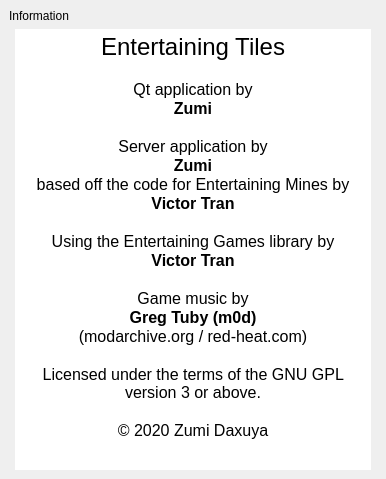
Qt form client/screens/main/mainscreen.ui (ZoomTen/entertaining-tiles) before a commit.
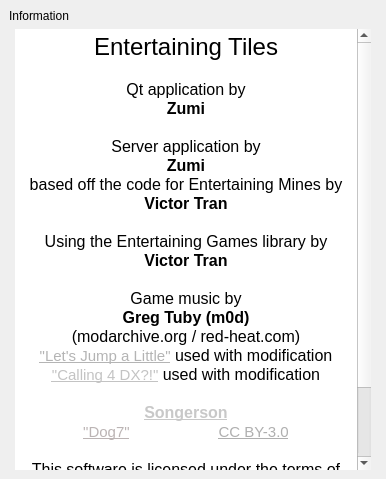
The same form after that commit. The open tabs and pages were chosen to show the change. Custom widgets are drawn as their Qt base class.

What changed in the file:
```diff
--- a/client/screens/main/mainscreen.ui
+++ b/client/screens/main/mainscreen.ui
@@ -368,26 +368,38 @@
 &lt;html&gt;&lt;head&gt;&lt;meta name=&quot;qrichtext&quot; content=&quot;1&quot; /&gt;&lt;style type=&quot;text/css&quot;&gt;
 p, li { white-space: pre-wrap; }
 &lt;/style&gt;&lt;/head&gt;&lt;body style=&quot; font-family:'Arial'; font-size:11pt; font-weight:400; font-style:normal;&quot;&gt;
-&lt;p align=&quot;center&quot; style=&quot; margin-top:0px; margin-bottom:0px; margin-left:0px; margin-right:0px; -qt-block-indent:0; text-indent:0px;&quot;&gt;&lt;span style=&quot; font-size:18pt;&quot;&gt;Entertaining Tiles&lt;/span&gt;&lt;/p&gt;
-&lt;p align=&quot;center&quot; style=&quot;-qt-paragraph-type:empty; margin-top:0px; margin-bottom:0px; margin-left:0px; margin-right:0px; -qt-block-indent:0; text-indent:0px; font-size:12pt;&quot;&gt;&lt;br /&gt;&lt;/p&gt;
-&lt;p align=&quot;center&quot; style=&quot; margin-top:0px; margin-bottom:0px; margin-left:0px; margin-right:0px; -qt-block-indent:0; text-indent:0px;&quot;&gt;&lt;span style=&quot; font-size:12pt;&quot;&gt;Qt application by&lt;/span&gt;&lt;/p&gt;
-&lt;p align=&quot;center&quot; style=&quot; margin-top:0px; margin-bottom:0px; margin-left:0px; margin-right:0px; -qt-block-indent:0; text-indent:0px;&quot;&gt;&lt;span style=&quot; font-size:12pt; font-weight:600;&quot;&gt;Zumi&lt;/span&gt;&lt;/p&gt;
-&lt;p align=&quot;center&quot; style=&quot;-qt-paragraph-type:empty; margin-top:0px; margin-bottom:0px; margin-left:0px; margin-right:0px; -qt-block-indent:0; text-indent:0px; font-size:12pt; font-weight:600;&quot;&gt;&lt;br /&gt;&lt;/p&gt;
-&lt;p align=&quot;center&quot; style=&quot; margin-top:0px; margin-bottom:0px; margin-left:0px; margin-right:0px; -qt-block-indent:0; text-indent:0px;&quot;&gt;&lt;span style=&quot; font-size:12pt;&quot;&gt;Server application by&lt;/span&gt;&lt;/p&gt;
-&lt;p align=&quot;center&quot; style=&quot; margin-top:0px; margin-bottom:0px; margin-left:0px; margin-right:0px; -qt-block-indent:0; text-indent:0px;&quot;&gt;&lt;span style=&quot; font-size:12pt; font-weight:600;&quot;&gt;Zumi&lt;/span&gt;&lt;/p&gt;
-&lt;p align=&quot;center&quot; style=&quot; margin-top:0px; margin-bottom:0px; margin-left:0px; margin-right:0px; -qt-block-indent:0; text-indent:0px;&quot;&gt;&lt;span style=&quot; font-size:12pt;&quot;&gt;based off the code for Entertaining Mines by&lt;/span&gt;&lt;/p&gt;
-&lt;p align=&quot;center&quot; style=&quot; margin-top:0px; margin-bottom:0px; margin-left:0px; margin-right:0px; -qt-block-indent:0; text-indent:0px;&quot;&gt;&lt;span style=&quot; font-size:12pt; font-weight:600;&quot;&gt;Victor Tran&lt;/span&gt;&lt;/p&gt;
-&lt;p align=&quot;center&quot; style=&quot;-qt-paragraph-type:empty; margin-top:0px; margin-bottom:0px; margin-left:0px; margin-right:0px; -qt-block-indent:0; text-indent:0px; font-size:12pt; font-weight:600;&quot;&gt;&lt;br /&gt;&lt;/p&gt;
-&lt;p align=&quot;center&quot; style=&quot; margin-top:0px; margin-bottom:0px; margin-left:0px; margin-right:0px; -qt-block-indent:0; text-indent:0px;&quot;&gt;&lt;span style=&quot; font-size:12pt;&quot;&gt;Using the Entertaining Games library by&lt;/span&gt;&lt;/p&gt;
-&lt;p align=&quot;center&quot; style=&quot; margin-top:0px; margin-bottom:0px; margin-left:0px; margin-right:0px; -qt-block-indent:0; text-indent:0px;&quot;&gt;&lt;span style=&quot; font-size:12pt; font-weight:600;&quot;&gt;Victor Tran&lt;/span&gt;&lt;/p&gt;
-&lt;p align=&quot;center&quot; style=&quot;-qt-paragraph-type:empty; margin-top:0px; margin-bottom:0px; margin-left:0px; margin-right:0px; -qt-block-indent:0; text-indent:0px; font-size:12pt; font-weight:600;&quot;&gt;&lt;br /&gt;&lt;/p&gt;
-&lt;p align=&quot;center&quot; style=&quot; margin-top:0px; margin-bottom:0px; margin-left:0px; margin-right:0px; -qt-block-indent:0; text-indent:0px;&quot;&gt;&lt;span style=&quot; font-size:12pt;&quot;&gt;Game music by&lt;/span&gt;&lt;/p&gt;
-&lt;p align=&quot;center&quot; style=&quot; margin-top:0px; margin-bottom:0px; margin-left:0px; margin-right:0px; -qt-block-indent:0; text-indent:0px;&quot;&gt;&lt;span style=&quot; font-size:12pt; font-weight:600;&quot;&gt;Greg Tuby (m0d)&lt;/span&gt;&lt;/p&gt;
-&lt;p align=&quot;center&quot; style=&quot; margin-top:0px; margin-bottom:0px; margin-left:0px; margin-right:0px; -qt-block-indent:0; text-indent:0px;&quot;&gt;&lt;span style=&quot; font-size:12pt;&quot;&gt;(modarchive.org / red-heat.com)&lt;/span&gt;&lt;/p&gt;
-&lt;p align=&quot;center&quot; style=&quot;-qt-paragraph-type:empty; margin-top:0px; margin-bottom:0px; margin-left:0px; margin-right:0px; -qt-block-indent:0; text-indent:0px; font-size:12pt; font-weight:600;&quot;&gt;&lt;br /&gt;&lt;/p&gt;
-&lt;p align=&quot;center&quot; style=&quot; margin-top:0px; margin-bottom:0px; margin-left:0px; margin-right:0px; -qt-block-indent:0; text-indent:0px;&quot;&gt;&lt;span style=&quot; font-size:12pt;&quot;&gt;Licensed under the terms of the GNU GPL version 3 or above.&lt;/span&gt;&lt;/p&gt;
-&lt;p align=&quot;center&quot; style=&quot;-qt-paragraph-type:empty; margin-top:0px; margin-bottom:0px; margin-left:0px; margin-right:0px; -qt-block-indent:0; text-indent:0px; font-size:12pt;&quot;&gt;&lt;br /&gt;&lt;/p&gt;
-&lt;p align=&quot;center&quot; style=&quot; margin-top:0px; margin-bottom:0px; margin-left:0px; margin-right:0px; -qt-block-indent:0; text-indent:0px;&quot;&gt;&lt;span style=&quot; font-size:12pt;&quot;&gt;© 2020 Zumi Daxuya&lt;/span&gt;&lt;/p&gt;&lt;/body&gt;&lt;/html&gt;</string>
+&lt;p align=&quot;center&quot; style=&quot; margin-top:0px; margin-bottom:0px; margin-left:0px; margin-right:0px; -qt-block-indent:0; text-indent:0px;&quot;&gt;&lt;span style=&quot; font-family:'contemporary'; font-size:18pt;&quot;&gt;Entertaining Tiles&lt;/span&gt;&lt;/p&gt;
+&lt;p align=&quot;center&quot; style=&quot;-qt-paragraph-type:empty; margin-top:0px; margin-bottom:0px; margin-left:0px; margin-right:0px; -qt-block-indent:0; text-indent:0px; font-family:'contemporary'; font-size:12pt;&quot;&gt;&lt;br /&gt;&lt;/p&gt;
+&lt;p align=&quot;center&quot; style=&quot; margin-top:0px; margin-bottom:0px; margin-left:0px; margin-right:0px; -qt-block-indent:0; text-indent:0px;&quot;&gt;&lt;span style=&quot; font-family:'contemporary'; font-size:12pt;&quot;&gt;Qt application by&lt;/span&gt;&lt;/p&gt;
+&lt;p align=&quot;center&quot; style=&quot; margin-top:0px; margin-bottom:0px; margin-left:0px; margin-right:0px; -qt-block-indent:0; text-indent:0px;&quot;&gt;&lt;span style=&quot; font-family:'contemporary'; font-size:12pt; font-weight:600;&quot;&gt;Zumi&lt;/span&gt;&lt;/p&gt;
+&lt;p align=&quot;center&quot; style=&quot;-qt-paragraph-type:empty; margin-top:0px; margin-bottom:0px; margin-left:0px; margin-right:0px; -qt-block-indent:0; text-indent:0px; font-family:'contemporary'; font-size:12pt; font-weight:600;&quot;&gt;&lt;br /&gt;&lt;/p&gt;
+&lt;p align=&quot;center&quot; style=&quot; margin-top:0px; margin-bottom:0px; margin-left:0px; margin-right:0px; -qt-block-indent:0; text-indent:0px;&quot;&gt;&lt;span style=&quot; font-family:'contemporary'; font-size:12pt;&quot;&gt;Server application by&lt;/span&gt;&lt;/p&gt;
+&lt;p align=&quot;center&quot; style=&quot; margin-top:0px; margin-bottom:0px; margin-left:0px; margin-right:0px; -qt-block-indent:0; text-indent:0px;&quot;&gt;&lt;span style=&quot; font-family:'contemporary'; font-size:12pt; font-weight:600;&quot;&gt;Zumi&lt;/span&gt;&lt;/p&gt;
+&lt;p align=&quot;center&quot; style=&quot; margin-top:0px; margin-bottom:0px; margin-left:0px; margin-right:0px; -qt-block-indent:0; text-indent:0px;&quot;&gt;&lt;span style=&quot; font-family:'contemporary'; font-size:12pt;&quot;&gt;based off the code for Entertaining Mines by&lt;/span&gt;&lt;/p&gt;
+&lt;p align=&quot;center&quot; style=&quot; margin-top:0px; margin-bottom:0px; margin-left:0px; margin-right:0px; -qt-block-indent:0; text-indent:0px;&quot;&gt;&lt;span style=&quot; font-family:'contemporary'; font-size:12pt; font-weight:600;&quot;&gt;Victor Tran&lt;/span&gt;&lt;/p&gt;
+&lt;p align=&quot;center&quot; style=&quot;-qt-paragraph-type:empty; margin-top:0px; margin-bottom:0px; margin-left:0px; margin-right:0px; -qt-block-indent:0; text-indent:0px; font-family:'contemporary'; font-size:12pt; font-weight:600;&quot;&gt;&lt;br /&gt;&lt;/p&gt;
+&lt;p align=&quot;center&quot; style=&quot; margin-top:0px; margin-bottom:0px; margin-left:0px; margin-right:0px; -qt-block-indent:0; text-indent:0px;&quot;&gt;&lt;span style=&quot; font-family:'contemporary'; font-size:12pt;&quot;&gt;Using the Entertaining Games library by&lt;/span&gt;&lt;/p&gt;
+&lt;p align=&quot;center&quot; style=&quot; margin-top:0px; margin-bottom:0px; margin-left:0px; margin-right:0px; -qt-block-indent:0; text-indent:0px;&quot;&gt;&lt;span style=&quot; font-family:'contemporary'; font-size:12pt; font-weight:600;&quot;&gt;Victor Tran&lt;/span&gt;&lt;/p&gt;
+&lt;p align=&quot;center&quot; style=&quot;-qt-paragraph-type:empty; margin-top:0px; margin-bottom:0px; margin-left:0px; margin-right:0px; -qt-block-indent:0; text-indent:0px; font-family:'contemporary'; font-size:12pt; font-weight:600;&quot;&gt;&lt;br /&gt;&lt;/p&gt;
+&lt;p align=&quot;center&quot; style=&quot; margin-top:0px; margin-bottom:0px; margin-left:0px; margin-right:0px; -qt-block-indent:0; text-indent:0px;&quot;&gt;&lt;span style=&quot; font-family:'contemporary'; font-size:12pt;&quot;&gt;Game music by&lt;/span&gt;&lt;/p&gt;
+&lt;p align=&quot;center&quot; style=&quot; margin-top:0px; margin-bottom:0px; margin-left:0px; margin-right:0px; -qt-block-indent:0; text-indent:0px;&quot;&gt;&lt;span style=&quot; font-family:'contemporary'; font-size:12pt; font-weight:600;&quot;&gt;Greg Tuby (m0d)&lt;/span&gt;&lt;/p&gt;
+&lt;p align=&quot;center&quot; style=&quot; margin-top:0px; margin-bottom:0px; margin-left:0px; margin-right:0px; -qt-block-indent:0; text-indent:0px;&quot;&gt;&lt;span style=&quot; font-family:'contemporary'; font-size:12pt;&quot;&gt;(modarchive.org / red-heat.com)&lt;/span&gt;&lt;/p&gt;
+&lt;p align=&quot;center&quot; style=&quot; margin-top:0px; margin-bottom:0px; margin-left:0px; margin-right:0px; -qt-block-indent:0; text-indent:0px;&quot;&gt;&lt;a href=&quot;https://modarchive.org/index.php?request=view_by_moduleid&amp;amp;query=53213&quot;&gt;&lt;span style=&quot; font-family:'contemporary'; text-decoration: underline; color:#b4b4b4;&quot;&gt;&amp;quot;Let's Jump a Little&amp;quot;&lt;/span&gt;&lt;/a&gt;&lt;span style=&quot; font-family:'contemporary'; font-size:12pt;&quot;&gt; used with modification&lt;/span&gt;&lt;/p&gt;
+&lt;p align=&quot;center&quot; style=&quot; margin-top:0px; margin-bottom:0px; margin-left:0px; margin-right:0px; -qt-block-indent:0; text-indent:0px;&quot;&gt;&lt;a href=&quot;https://modarchive.org/index.php?request=view_by_moduleid&amp;amp;query=66153&quot;&gt;&lt;span style=&quot; font-family:'contemporary'; text-decoration: underline; color:#c3c3c3;&quot;&gt;&amp;quot;Calling 4 DX?!&amp;quot;&lt;/span&gt;&lt;/a&gt;&lt;span style=&quot; font-family:'contemporary'; font-size:12pt;&quot;&gt; used with modification&lt;/span&gt;&lt;/p&gt;
+&lt;p align=&quot;center&quot; style=&quot;-qt-paragraph-type:empty; margin-top:0px; margin-bottom:0px; margin-left:0px; margin-right:0px; -qt-block-indent:0; text-indent:0px; font-family:'contemporary'; font-size:12pt;&quot;&gt;&lt;br /&gt;&lt;/p&gt;
+&lt;p align=&quot;center&quot; style=&quot; margin-top:0px; margin-bottom:0px; margin-left:0px; margin-right:0px; -qt-block-indent:0; text-indent:0px;&quot;&gt;&lt;a href=&quot;https://modarchive.org/member.php?90970&quot;&gt;&lt;span style=&quot; font-family:'contemporary'; font-size:12pt; font-weight:600; text-decoration: underline; color:#c8c8c8;&quot;&gt;Songerson&lt;/span&gt;&lt;/a&gt;&lt;/p&gt;
+&lt;p align=&quot;center&quot; style=&quot; margin-top:0px; margin-bottom:0px; margin-left:0px; margin-right:0px; -qt-block-indent:0; text-indent:0px;&quot;&gt;&lt;a href=&quot;https://modarchive.org/index.php?request=view_by_moduleid&amp;amp;query=188980&quot;&gt;&lt;span style=&quot; font-family:'contemporary'; text-decoration: underline; color:#bbb4b4;&quot;&gt;&amp;quot;Dog7&amp;quot;&lt;/span&gt;&lt;/a&gt;&lt;span style=&quot; font-family:'contemporary'; font-size:12pt; color:#ffffff;&quot;&gt; used under &lt;/span&gt;&lt;a href=&quot;https://creativecommons.org/licenses/by/3.0/&quot;&gt;&lt;span style=&quot; font-family:'contemporary'; text-decoration: underline; color:#afafaf;&quot;&gt;CC BY-3.0&lt;/span&gt;&lt;/a&gt;&lt;/p&gt;
+&lt;p align=&quot;center&quot; style=&quot;-qt-paragraph-type:empty; margin-top:0px; margin-bottom:0px; margin-left:0px; margin-right:0px; -qt-block-indent:0; text-indent:0px; font-family:'contemporary'; font-size:12pt; font-weight:600;&quot;&gt;&lt;br /&gt;&lt;/p&gt;
+&lt;p align=&quot;center&quot; style=&quot; margin-top:0px; margin-bottom:0px; margin-left:0px; margin-right:0px; -qt-block-indent:0; text-indent:0px;&quot;&gt;&lt;span style=&quot; font-family:'contemporary'; font-size:12pt;&quot;&gt;This software is licensed under the terms of the&lt;/span&gt;&lt;/p&gt;
+&lt;p align=&quot;center&quot; style=&quot; margin-top:0px; margin-bottom:0px; margin-left:0px; margin-right:0px; -qt-block-indent:0; text-indent:0px;&quot;&gt;&lt;span style=&quot; font-family:'contemporary'; font-size:12pt;&quot;&gt;GNU GPL version 3 or above.&lt;/span&gt;&lt;/p&gt;
+&lt;p align=&quot;center&quot; style=&quot;-qt-paragraph-type:empty; margin-top:0px; margin-bottom:0px; margin-left:0px; margin-right:0px; -qt-block-indent:0; text-indent:0px; font-family:'contemporary'; font-size:12pt;&quot;&gt;&lt;br /&gt;&lt;/p&gt;
+&lt;p align=&quot;center&quot; style=&quot; margin-top:0px; margin-bottom:0px; margin-left:0px; margin-right:0px; -qt-block-indent:0; text-indent:0px;&quot;&gt;&lt;span style=&quot; font-family:'contemporary'; font-size:12pt;&quot;&gt;© 2020 Zumi Daxuya&lt;/span&gt;&lt;/p&gt;&lt;/body&gt;&lt;/html&gt;</string>
+             </property>
+             <property name="openExternalLinks">
+              <bool>true</bool>
+             </property>
+             <property name="openLinks">
+              <bool>true</bool>
              </property>
             </widget>
            </item>
```
